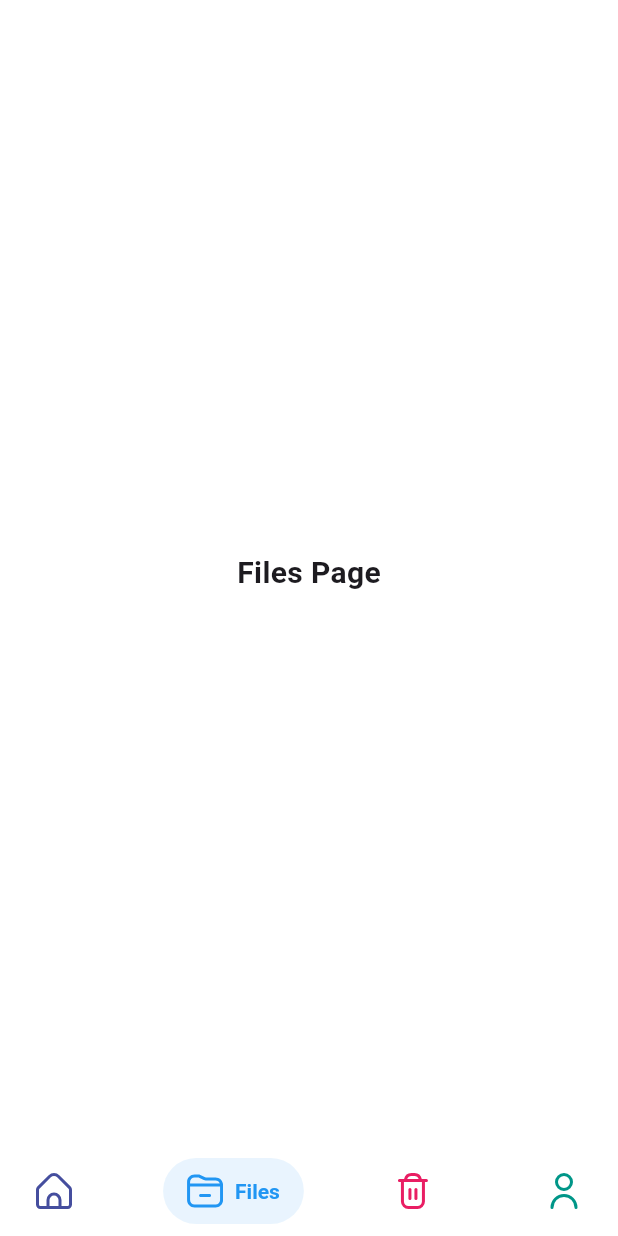
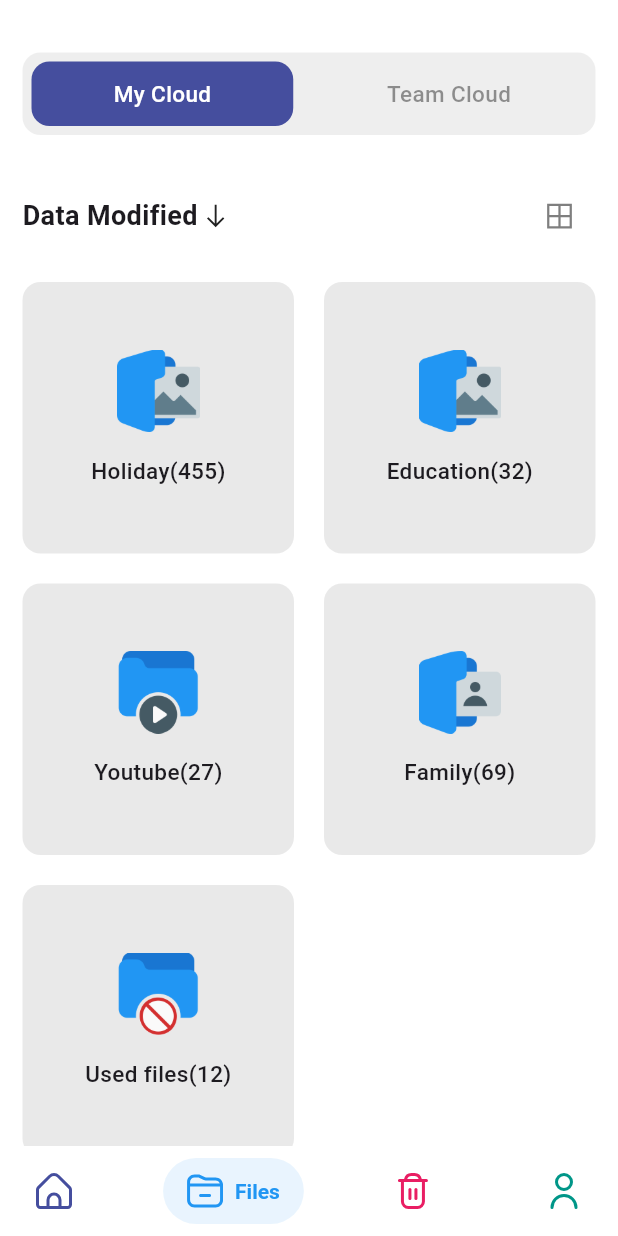
Before and after one commit to ZAEEM1014/file_manager, a Flutter app: the screen it shows after launch, item 2 of the bottom bar chosen, on a phone screen of 412 x 824 dp. Run offline on Flutter 3.47's test engine with Material 3 defaults, Android fonts, the phone set to English and light mode, and no system bars; drawn by our look-alikes of salomon_bottom_bar; our stand-ins replace animate_do, blurrycontainer, flutter_svg, line_icons; missing offline and left inert: circle_progress_bar; network calls fail.

Commit message:
home and file page ui

```diff
--- /dev/null
+++ b/lib/pages/files_page.dart
@@ -0,0 +1,281 @@
+import 'package:animate_do/animate_do.dart';
+import 'package:file_manager/data/category_json.dart';
+import 'package:file_manager/theme/colors.dart';
+import 'package:flutter/material.dart';
+import 'package:line_icons/line_icons.dart';
+
+class FilesPage extends StatefulWidget {
+  const FilesPage({super.key});
+
+  @override
+  State<FilesPage> createState() => _FilesPageState();
+}
+
+class _FilesPageState extends State<FilesPage> {
+  int pageIndex = 0;
+
+  @override
+  Widget build(BuildContext context) {
+    return Scaffold(
+      backgroundColor: Colors.white,
+      body: getBody(),
+    );
+  }
+
+  Widget getBody() {
+    return SafeArea(
+      child: SingleChildScrollView(
+        child: Padding(
+          padding: const EdgeInsets.all(15.0),
+          child: Column(
+            children: [
+              const SizedBox(height: 20),
+              getTabs(),
+              SizedBox(
+                height: 30,
+              ),
+              getDateSection(),
+              SizedBox(
+                height: 20,
+              ),
+              pageIndex == 0 ? getListMyCloudItems() : getListTeamCloudItems(),
+            ],
+          ),
+        ),
+      ),
+    );
+  }
+
+  Widget getTabs() {
+    var size = MediaQuery.of(context).size;
+    return Container(
+      width: size.width,
+      height: 55,
+      decoration: BoxDecoration(
+        color: secondary.withOpacity(0.08),
+        borderRadius: BorderRadius.circular(12),
+      ),
+      child: Row(
+        children: [
+          pageIndex == 0
+              ? Flexible(
+                  child: ElasticIn(
+                    child: GestureDetector(
+                      onTap: () {
+                        setState(() {
+                          pageIndex = 0;
+                        });
+                      },
+                      child: Padding(
+                        padding: const EdgeInsets.all(6.0),
+                        child: Container(
+                          width: (size.width - 45) / 2,
+                          height: 50,
+                          decoration: BoxDecoration(
+                            color:
+                                pageIndex == 0 ? primary : Colors.transparent,
+                            borderRadius: BorderRadius.circular(12),
+                          ),
+                          child: Center(
+                            child: Text(
+                              "My Cloud",
+                              style: TextStyle(
+                                fontSize: 15,
+                                fontWeight: FontWeight.w500,
+                                color: Colors.white,
+                              ),
+                            ),
+                          ),
+                        ),
+                      ),
+                    ),
+                  ),
+                )
+              : GestureDetector(
+                  onTap: () {
+                    setState(() {
+                      pageIndex = 0;
+                    });
+                  },
+                  child: Padding(
+                    padding: const EdgeInsets.all(6.0),
+                    child: Container(
+                      width: (size.width - 45) / 2,
+                      height: 50,
+                      decoration: BoxDecoration(
+                        borderRadius: BorderRadius.circular(12),
+                      ),
+                      child: Center(
+                        child: Text(
+                          "My Cloud",
+                          style: TextStyle(
+                            fontSize: 15,
+                            fontWeight: FontWeight.w500,
+                            color: secondary.withOpacity(0.5),
+                          ),
+                        ),
+                      ),
+                    ),
+                  ),
+                ),
+          pageIndex == 1
+              ? Flexible(
+                  child: ElasticIn(
+                    child: GestureDetector(
+                      onTap: () {
+                        setState(() {
+                          pageIndex = 1;
+                        });
+                      },
+                      child: Padding(
+                        padding: const EdgeInsets.all(6.0),
+                        child: Container(
+                          width: (size.width - 45) / 2,
+                          height: 50,
+                          decoration: BoxDecoration(
+                            color: primary,
+                            borderRadius: BorderRadius.circular(12),
+                          ),
+                          child: Center(
+                            child: Text(
+                              "Team Cloud",
+                              style: TextStyle(
+                                fontSize: 15,
+                                fontWeight: FontWeight.w500,
+                                color: Colors.white,
+                              ),
+                            ),
+                          ),
+                        ),
+                      ),
+                    ),
+                  ),
+                )
+              : GestureDetector(
+                  onTap: () {
+                    setState(() {
+                      pageIndex = 1;
+                    });
+                  },
+                  child: Padding(
+                    padding: const EdgeInsets.all(6.0),
+                    child: Container(
+                      width: (size.width - 45) / 2,
+                      height: 50,
+                      decoration: BoxDecoration(
+                        borderRadius: BorderRadius.circular(12),
+                      ),
+                      child: Center(
+                        child: Text(
+                          "Team Cloud",
+                          style: TextStyle(
+                            fontSize: 15,
+                            fontWeight: FontWeight.w500,
+                            color: secondary.withOpacity(0.5),
+                          ),
+                        ),
+                      ),
+                    ),
+                  ),
+                ),
+        ],
+      ),
+    );
+  }
+
+  Widget getDateSection() {
+    return Row(
+      mainAxisAlignment: MainAxisAlignment.spaceBetween,
+      children: [
+        Row(
+          children: [
+            Text(
+              "Data Modified",
+              style: TextStyle(fontSize: 18, fontWeight: FontWeight.w600),
+            ),
+            SizedBox(
+              width: 2,
+            ),
+            Icon(
+              LineIcons.arrowDown,
+              size: 20,
+            )
+          ],
+        ),
+        IconButton(
+            onPressed: () {},
+            icon: Icon(
+              LineIcons.borderAll,
+              color: Colors.black.withOpacity(0.5),
+            )),
+      ],
+    );
+  }
+
+  Widget getListMyCloudItems() {
+    var size = MediaQuery.of(context).size;
+    return Wrap(
+      runSpacing: 20,
+      spacing: 20,
+      children: List.generate(myCloudFilesContentJson.length, (index) {
+        return Container(
+          width: (size.width - 50) / 2,
+          height: (size.width - 50) / 2,
+          decoration: BoxDecoration(
+            color: secondary.withOpacity(0.1),
+            borderRadius: BorderRadius.circular(12),
+          ),
+          child: Column(
+            mainAxisAlignment: MainAxisAlignment.center,
+            children: [
+              Image.asset(
+                myCloudFilesContentJson[index]['img'],
+                width: 55,
+              ),
+              SizedBox(
+                height: 15,
+              ),
+              Text(
+                myCloudFilesContentJson[index]['title']+"(${myCloudFilesContentJson[index]['file_count']})",
+                style: TextStyle(fontSize: 15, fontWeight: FontWeight.w500),
+              )
+            ],
+          ),
+        );
+      }),
+    );
+  }
+  Widget getListTeamCloudItems() {
+    var size = MediaQuery.of(context).size;
+    return Wrap(
+      runSpacing: 20,
+      spacing: 20,
+      children: List.generate(teamCloudFilesContentJson.length, (index) {
+        return Container(
+          width: (size.width - 50) / 2,
+          height: (size.width - 50) / 2,
+          decoration: BoxDecoration(
+            color: secondary.withOpacity(0.1),
+            borderRadius: BorderRadius.circular(12),
+          ),
+          child: Column(
+            mainAxisAlignment: MainAxisAlignment.center,
+            children: [
+              Image.asset(
+                teamCloudFilesContentJson[index]['img'],
+                width: 55,
+              ),
+              SizedBox(
+                height: 15,
+              ),
+              Text(
+                teamCloudFilesContentJson[index]['title']+"(${teamCloudFilesContentJson[index]['file_count']})",
+                style: TextStyle(fontSize: 15, fontWeight: FontWeight.w500),
+              )
+            ],
+          ),
+        );
+      }),
+    );
+  }
+}
--- a/lib/pages/home_page.dart
+++ b/lib/pages/home_page.dart
@@ -252,7 +252,7 @@ Widget getCategoryFiles(BuildContext context) {
                   height: 150,
                   width: 140,
                   decoration: BoxDecoration(
-                    color: secondary.withOpacity(0.2),
+                    color: secondary.withOpacity(0.1),
                     borderRadius: BorderRadius.circular(22),
                   ),
                   child: Column(
--- a/lib/pages/root_app.dart
+++ b/lib/pages/root_app.dart
@@ -1,4 +1,5 @@
 import 'package:file_manager/data/root_app_json.dart';
+import 'package:file_manager/pages/files_page.dart';
 import 'package:file_manager/pages/home_page.dart';
 import 'package:flutter/material.dart';
 import 'package:flutter_svg/flutter_svg.dart';
@@ -27,11 +28,7 @@ class _RootAppState extends State<RootApp> {
       index: pageIndex,
       children: [
         HomePage(),
-        Center(
-            child: Text(
-          "Files Page",
-          style: TextStyle(fontSize: 20, fontWeight: FontWeight.bold),
-        )),
+        FilesPage(),
         Center(
             child: Text(
           "Trash Page",
```
